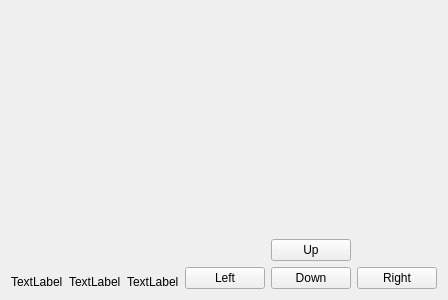
First picture: the form in client/clientwindow.ui, repository Roket132/PectiMazeGame, before the edit.
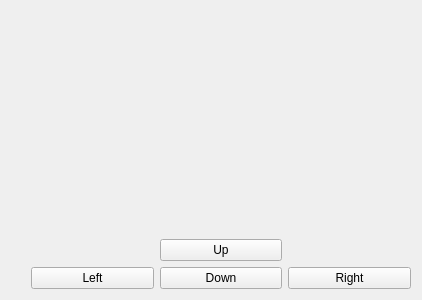
Second picture: the form after the edit.

Commit message: add HUD class && take Pecti arrow and show it on clientWindow

```diff
--- a/client/clientwindow.ui
+++ b/client/clientwindow.ui
@@ -6,7 +6,7 @@
    <rect>
     <x>0</x>
     <y>0</y>
-    <width>400</width>
+    <width>422</width>
     <height>300</height>
    </rect>
   </property>
@@ -33,47 +33,7 @@
       </spacer>
      </item>
      <item>
-      <layout class="QHBoxLayout" name="horizontalLayout_5">
-       <item>
-        <widget class="QLabel" name="inventLabel1">
-         <property name="maximumSize">
-          <size>
-           <width>80</width>
-           <height>80</height>
-          </size>
-         </property>
-         <property name="text">
-          <string>TextLabel</string>
-         </property>
-        </widget>
-       </item>
-       <item>
-        <widget class="QLabel" name="inventLabel2">
-         <property name="maximumSize">
-          <size>
-           <width>80</width>
-           <height>80</height>
-          </size>
-         </property>
-         <property name="text">
-          <string>TextLabel</string>
-         </property>
-        </widget>
-       </item>
-       <item>
-        <widget class="QLabel" name="inventLabel3">
-         <property name="maximumSize">
-          <size>
-           <width>80</width>
-           <height>80</height>
-          </size>
-         </property>
-         <property name="text">
-          <string>TextLabel</string>
-         </property>
-        </widget>
-       </item>
-      </layout>
+      <layout class="QHBoxLayout" name="inventoryLayout"/>
      </item>
     </layout>
    </item>
```
The commit also changes 28 other files.
